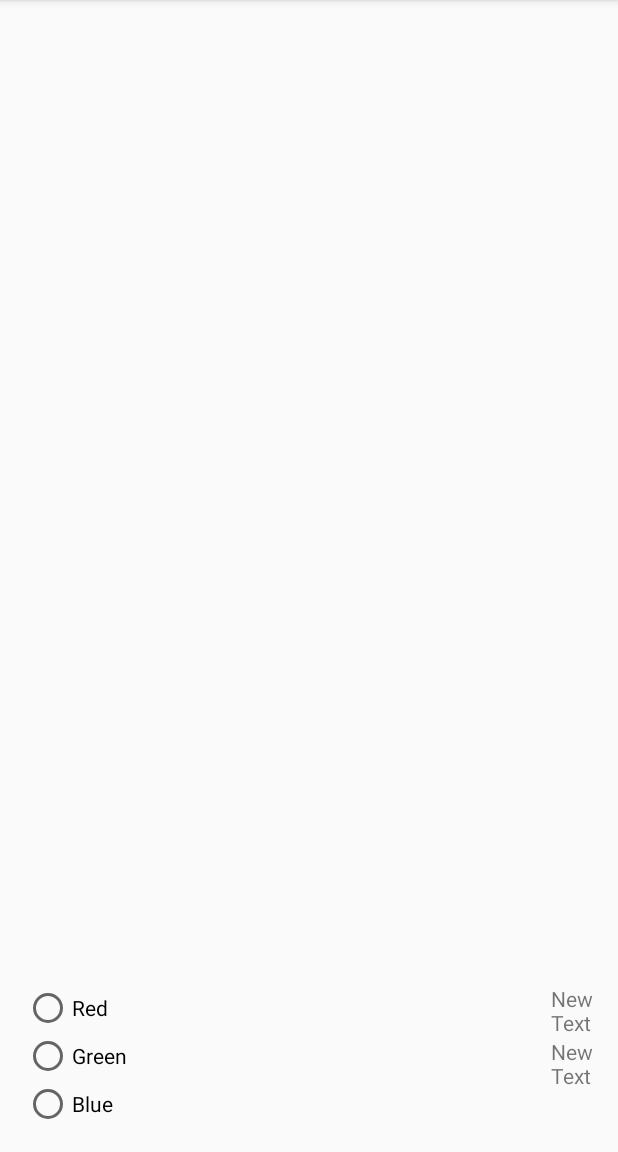
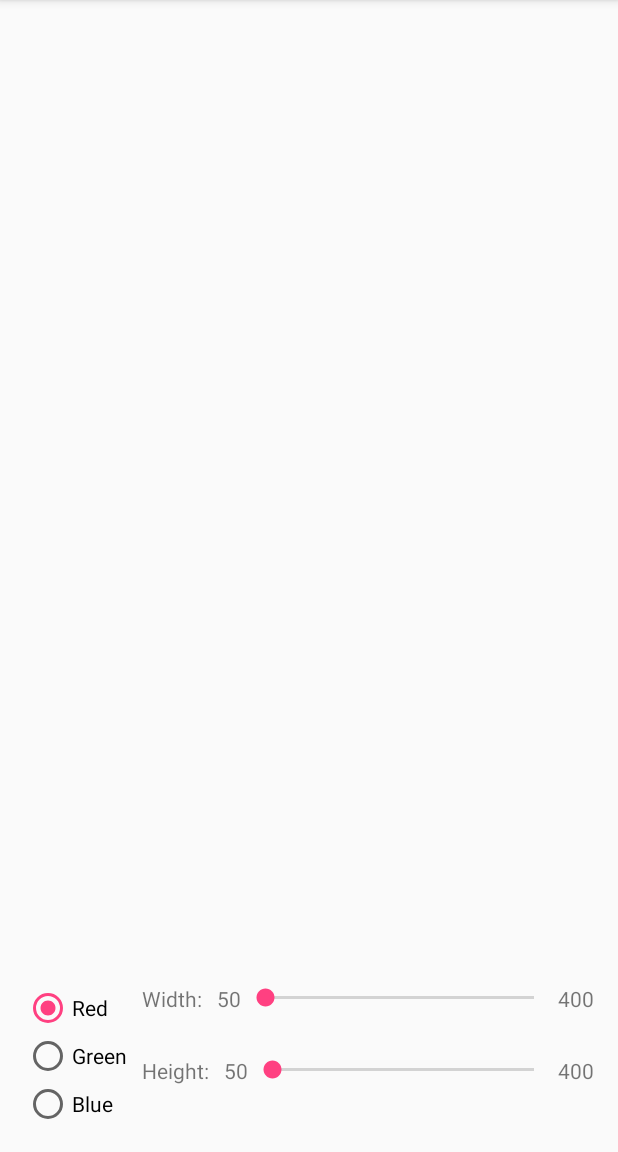
Before and after one commit to pwlandoll/cs445, an Android app: the screen it shows after launch (MainActivity), on a phone screen of 412 x 824 dp, the part 84-1236 px from its top. Run offline under Robolectric (Android 15) with nearby library versions, the phone set to English and light mode, and no system bars.

Commit message:
Finished layout, started the constructor

```diff
--- a/Homework3/app/src/main/java/edu/jcu/plandoll16/homework3/MainActivity.java
+++ b/Homework3/app/src/main/java/edu/jcu/plandoll16/homework3/MainActivity.java
@@ -2,12 +2,30 @@ package edu.jcu.plandoll16.homework3;
 
 import android.support.v7.app.AppCompatActivity;
 import android.os.Bundle;
+import android.widget.RadioGroup;
+import android.widget.TextView;
 
 public class MainActivity extends AppCompatActivity {
+    private Integer heightMin, heightMax, widthMin, widthMax;
+    private TextView heightMinText, heightMaxText, widthMinText, widthMaxText, colorBox;
+    private RadioGroup buttonGroup;
 
     @Override
     protected void onCreate(Bundle savedInstanceState) {
         super.onCreate(savedInstanceState);
         setContentView(R.layout.activity_main);
+        heightMin = 50;
+        heightMax = 400;
+        widthMin = 50;
+        widthMax = 400;
+        heightMinText = (TextView)findViewById(R.id.heightMinTextView);
+        heightMaxText = (TextView)findViewById(R.id.heightMaxTextView);
+        widthMinText = (TextView)findViewById(R.id.widthMinTextView);
+        widthMaxText = (TextView)findViewById(R.id.widthMaxTextView);
+        heightMinText.setText(heightMin.toString());
+        heightMaxText.setText(heightMax.toString());
+        widthMinText.setText(widthMin.toString());
+        widthMaxText.setText(widthMax.toString());
+        buttonGroup = (RadioGroup)findViewById(R.id.radioGroup);
     }
 }
--- a/Homework3/app/src/main/res/layout/activity_main.xml
+++ b/Homework3/app/src/main/res/layout/activity_main.xml
@@ -18,30 +18,31 @@
         android:layout_alignParentBottom="true">
 
         <RadioGroup
-            android:layout_width="fill_parent"
+            android:layout_width="wrap_content"
             android:layout_height="wrap_content"
             android:layout_alignParentBottom="true"
             android:layout_centerHorizontal="true"
             android:id="@+id/radioGroup"
-            android:layout_weight="1">
+            android:layout_marginRight="10dp">
 
             <RadioButton
                 android:layout_width="wrap_content"
                 android:layout_height="wrap_content"
                 android:text="@string/red"
-                android:id="@+id/radioButton" />
+                android:id="@+id/redRadioButton"
+                android:checked="true" />
 
             <RadioButton
                 android:layout_width="wrap_content"
                 android:layout_height="wrap_content"
                 android:text="@string/green"
-                android:id="@+id/radioButton2" />
+                android:id="@+id/greenRadioButton" />
 
             <RadioButton
                 android:layout_width="wrap_content"
                 android:layout_height="wrap_content"
                 android:text="@string/blue"
-                android:id="@+id/radioButton3" />
+                android:id="@+id/blueRadioButton" />
         </RadioGroup>
 
         <LinearLayout
@@ -50,18 +51,77 @@
             android:layout_height="match_parent"
             android:layout_weight="1">
 
-            <TextView
-                android:layout_width="wrap_content"
-                android:layout_height="wrap_content"
-                android:text="New Text"
-                android:id="@+id/textView" />
+            <LinearLayout
+                android:orientation="horizontal"
+                android:layout_width="match_parent"
+                android:layout_height="match_parent"
+                android:layout_weight="1">
 
-            <TextView
-                android:layout_width="wrap_content"
-                android:layout_height="wrap_content"
-                android:text="New Text"
-                android:id="@+id/textView2" />
+                <TextView
+                    android:layout_width="wrap_content"
+                    android:layout_height="wrap_content"
+                    android:text="@string/width"
+                    android:id="@+id/widthTextView"
+                    android:layout_marginRight="10dp" />
+
+                <TextView
+                    android:layout_width="wrap_content"
+                    android:layout_height="wrap_content"
+                    android:id="@+id/widthMinTextView"
+                    android:text="50" />
+
+                <SeekBar
+                    android:layout_width="wrap_content"
+                    android:layout_height="wrap_content"
+                    android:id="@+id/widthSeekBar"
+                    android:layout_weight="1" />
+
+                <TextView
+                    android:layout_width="wrap_content"
+                    android:layout_height="wrap_content"
+                    android:text="400"
+                    android:id="@+id/widthMaxTextView" />
+            </LinearLayout>
+
+            <LinearLayout
+                android:orientation="horizontal"
+                android:layout_width="match_parent"
+                android:layout_height="match_parent"
+                android:layout_weight="1">
+
+                <TextView
+                    android:layout_width="wrap_content"
+                    android:layout_height="wrap_content"
+                    android:text="@string/height"
+                    android:id="@+id/heightTextView"
+                    android:layout_marginRight="10dp" />
+
+                <TextView
+                    android:layout_width="wrap_content"
+                    android:layout_height="wrap_content"
+                    android:id="@+id/heightMinTextView"
+                    android:text="50" />
+
+                <SeekBar
+                    android:layout_width="wrap_content"
+                    android:layout_height="wrap_content"
+                    android:id="@+id/heightSeekBar"
+                    android:layout_weight="1" />
+
+                <TextView
+                    android:layout_width="wrap_content"
+                    android:layout_height="wrap_content"
+                    android:text="400"
+                    android:id="@+id/heightMaxTextView" />
+            </LinearLayout>
         </LinearLayout>
     </LinearLayout>
 
+    <TextView
+        android:layout_width="wrap_content"
+        android:layout_height="wrap_content"
+        android:id="@+id/colorBox"
+        android:layout_centerVertical="true"
+        android:layout_centerHorizontal="true" />
+
 </RelativeLayout>
```
